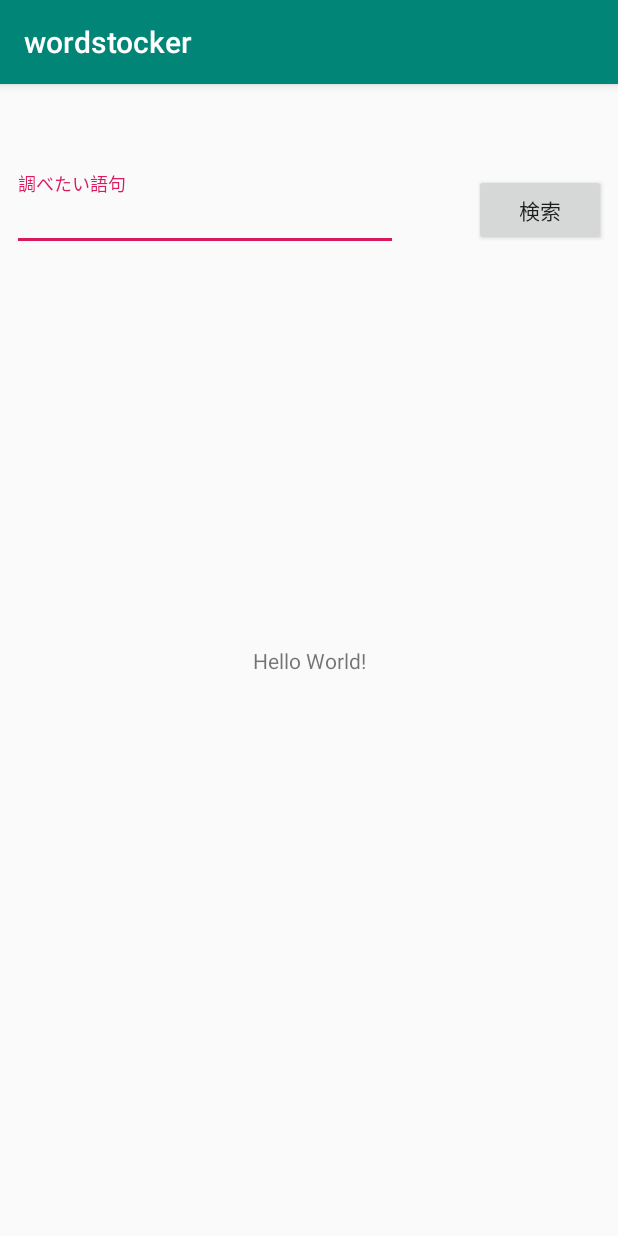
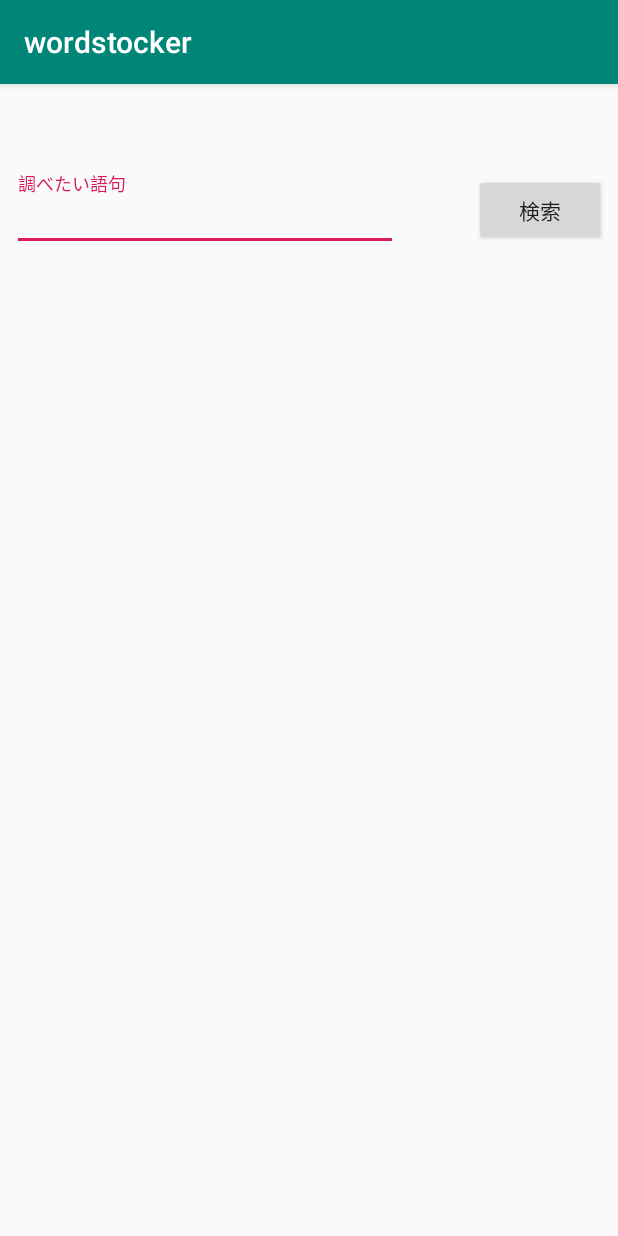
Before and after one commit to you00000saya/wordstocker, an Android app: the screen it shows after launch (MainActivity), on a phone screen of 412 x 824 dp. Run offline under Robolectric (Android 15) with nearby library versions, the phone set to English and light mode, and no system bars.

Commit message:
Added SQL feature.

```diff
--- a/app/src/main/java/com/example/yuka/wordstocker/MainActivity.java
+++ b/app/src/main/java/com/example/yuka/wordstocker/MainActivity.java
@@ -31,7 +31,7 @@ public class MainActivity extends AppCompatActivity {
 
     public void startSearch(){
         Intent intent = new Intent(this, WebViewActivity.class);
-//        intent.putExtra(Intent.EXTRA_EMAIL, recipientArray);
+        intent.putExtra("searchText", this.textSearch.getText().toString());
         startActivity(intent);
     }
 }
--- a/app/src/main/res/layout/activity_main.xml
+++ b/app/src/main/res/layout/activity_main.xml
@@ -5,15 +5,6 @@
     android:layout_width="match_parent"
     android:layout_height="match_parent"
     tools:context=".MainActivity">
-
-    <TextView
-        android:layout_width="wrap_content"
-        android:layout_height="wrap_content"
-        android:text="Hello World!"
-        app:layout_constraintBottom_toBottomOf="parent"
-        app:layout_constraintLeft_toLeftOf="parent"
-        app:layout_constraintRight_toRightOf="parent"
-        app:layout_constraintTop_toTopOf="parent" />
 
     <android.support.design.widget.TextInputLayout
         android:id="@+id/textInputLayout"
--- a/app/src/main/res/layout/activity_webview.xml
+++ b/app/src/main/res/layout/activity_webview.xml
@@ -7,7 +7,7 @@
     tools:context=".WebViewActivity">
 
     <android.support.design.widget.FloatingActionButton
-        android:id="@+id/floatingActionButton"
+        android:id="@+id/floating_action_button"
         android:layout_width="wrap_content"
         android:layout_height="wrap_content"
         android:layout_marginEnd="16dp"
@@ -22,6 +22,7 @@
         app:srcCompat="@drawable/googleg_standard_color_18" />
 
     <WebView
+        android:id="@+id/webview_search"
         android:layout_width="0dp"
         android:layout_height="0dp"
         app:layout_constraintBottom_toBottomOf="parent"
--- a/build.gradle
+++ b/build.gradle
@@ -7,7 +7,7 @@ buildscript {
         jcenter()
     }
     dependencies {
-        classpath 'com.android.tools.build:gradle:3.3.0'
+        classpath 'com.android.tools.build:gradle:3.3.1'
         classpath 'com.google.gms:google-services:4.0.1'
 
         // NOTE: Do not place your application dependencies here; they belong
```
Also changed, not shown: app/src/main/java/com/example/yuka/wordstocker/DictionaryOpenHelper.java (added, +34 -0 lines), app/src/main/java/com/example/yuka/wordstocker/WebViewActivity.java (+38 -2 lines).
